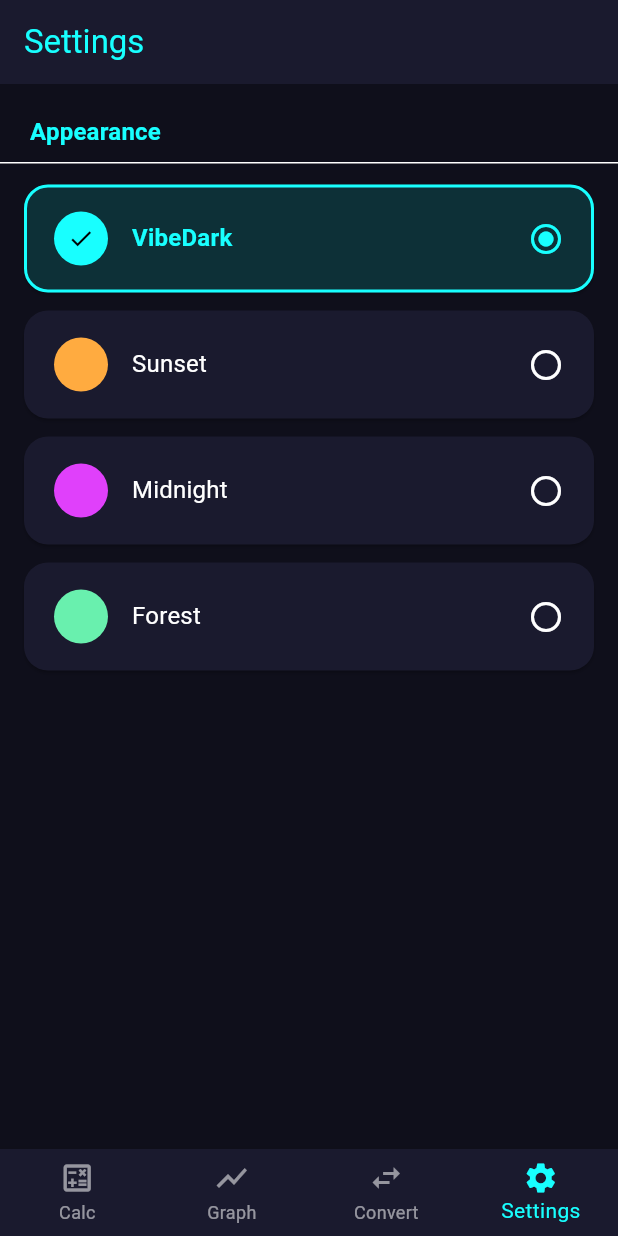
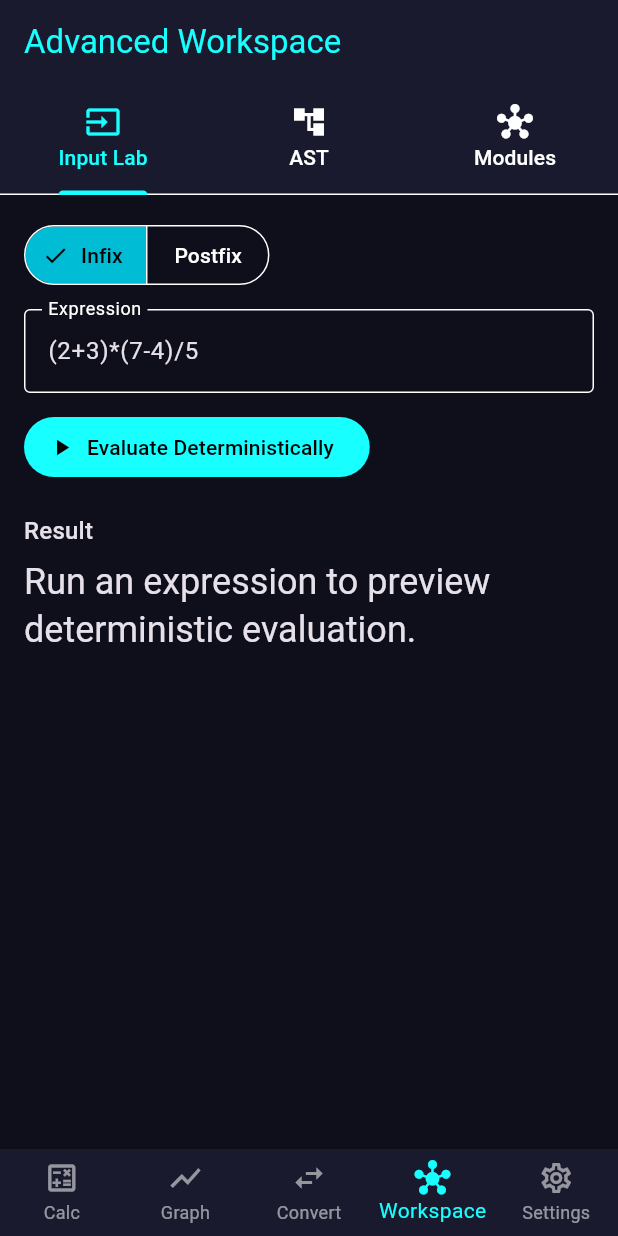
Before and after one commit to AvPa1212/VibeCalc, a Flutter app: the screen it shows after launch, item 4 of the bottom bar chosen, on a phone screen of 412 x 824 dp. Run offline on Flutter 3.47's test engine with Material 3 defaults, Android fonts, the phone set to English and light mode, and no system bars; our stand-ins replace fl_chart, math_expressions, shared_preferences.

Commit message:
Add advanced workspace screen, rational number model, and deterministic expression engine; update navigation and dependencies

```diff
--- /dev/null
+++ b/lib/screens/advanced_workspace_screen.dart
@@ -0,0 +1,205 @@
+import 'package:flutter/material.dart';
+
+import '../services/deterministic_expression_engine.dart';
+
+class AdvancedWorkspaceScreen extends StatefulWidget {
+  const AdvancedWorkspaceScreen({super.key});
+
+  @override
+  State<AdvancedWorkspaceScreen> createState() => _AdvancedWorkspaceScreenState();
+}
+
+class _AdvancedWorkspaceScreenState extends State<AdvancedWorkspaceScreen>
+    with SingleTickerProviderStateMixin {
+  late final TabController _tabController;
+  final TextEditingController _inputController =
+      TextEditingController(text: '(2+3)*(7-4)/5');
+
+  InputNotation _notation = InputNotation.infix;
+  String _result = 'Run an expression to preview deterministic evaluation.';
+  String _tree = 'AST will appear here.';
+
+  static const List<_ModuleGroup> _groups = [
+    _ModuleGroup('1-3 Input / Core / Graphing', [
+      'Infix + postfix parser',
+      'Deterministic AST view',
+      'Exact rational arithmetic',
+      'Graphing engine integration point',
+    ]),
+    _ModuleGroup('4-6 Geometry / Linear Algebra / Calculus', [
+      'Geometry primitives and transforms',
+      'Dense + sparse matrix toolkit',
+      'Symbolic and numeric calculus pipelines',
+    ]),
+    _ModuleGroup('7-10 Units / Data / Scripting / Workspace', [
+      'Dimensional analysis registry',
+      'CSV and JSON data tables',
+      'Deterministic scripting runtime',
+      'Notebook-like cell workspace',
+    ]),
+    _ModuleGroup('11-14 Debugging / IO / UX / Reactive', [
+      'Rule-application trace engine',
+      'Interoperability serializers',
+      'Command palette and keyboard-first UX',
+      'Dependency graph recomputation core',
+    ]),
+    _ModuleGroup('15-20 Collaboration / Security / Toolkits / Performance', [
+      'CRDT sync protocol',
+      'Sandboxed script executor',
+      'EE / Mechanical / Signal toolkits',
+      'GPU graph rendering and multithreading',
+      'Constraint solver and system modeling',
+    ]),
+  ];
+
+  @override
+  void initState() {
+    super.initState();
+    _tabController = TabController(length: 3, vsync: this);
+  }
+
+  @override
+  void dispose() {
+    _tabController.dispose();
+    _inputController.dispose();
+    super.dispose();
+  }
+
+  void _evaluate() {
+    try {
+      final r = DeterministicExpressionEngine.evaluate(
+        _inputController.text,
+        notation: _notation,
+      );
+
+      setState(() {
+        _result = r.displayValue;
+        _tree = r.ast.pretty();
+      });
+    } catch (e) {
+      setState(() {
+        _result = 'Error: $e';
+        _tree = 'AST unavailable due to parser error.';
+      });
+    }
+  }
+
+  @override
+  Widget build(BuildContext context) {
+    final theme = Theme.of(context);
+
+    return Scaffold(
+      appBar: AppBar(
+        title: const Text('Advanced Workspace'),
+        bottom: TabBar(
+          controller: _tabController,
+          tabs: const [
+            Tab(icon: Icon(Icons.input), text: 'Input Lab'),
+            Tab(icon: Icon(Icons.account_tree), text: 'AST'),
+            Tab(icon: Icon(Icons.hub), text: 'Modules'),
+          ],
+        ),
+      ),
+      body: TabBarView(
+        controller: _tabController,
+        children: [
+          Padding(
+            padding: const EdgeInsets.all(16),
+            child: Column(
+              crossAxisAlignment: CrossAxisAlignment.start,
+              children: [
+                SegmentedButton<InputNotation>(
+                  segments: const [
+                    ButtonSegment(
+                      value: InputNotation.infix,
+                      label: Text('Infix'),
+                    ),
+                    ButtonSegment(
+                      value: InputNotation.postfix,
+                      label: Text('Postfix'),
+                    ),
+                  ],
+                  selected: {_notation},
+                  onSelectionChanged: (selection) {
+                    setState(() => _notation = selection.first);
+                  },
+                ),
+                const SizedBox(height: 12),
+                TextField(
+                  controller: _inputController,
+                  decoration: const InputDecoration(
+                    labelText: 'Expression',
+                    hintText: 'Infix: (2+3)*4, Postfix: 2 3 + 4 *',
+                    border: OutlineInputBorder(),
+                  ),
+                ),
+                const SizedBox(height: 12),
+                FilledButton.icon(
+                  onPressed: _evaluate,
+                  icon: const Icon(Icons.play_arrow),
+                  label: const Text('Evaluate Deterministically'),
+                ),
+                const SizedBox(height: 20),
+                Text('Result', style: theme.textTheme.titleMedium),
+                const SizedBox(height: 6),
+                SelectableText(
+                  _result,
+                  style: theme.textTheme.headlineSmall,
+                ),
+              ],
+            ),
+          ),
+          Padding(
+            padding: const EdgeInsets.all(16),
+            child: Container(
+              width: double.infinity,
+              padding: const EdgeInsets.all(14),
+              decoration: BoxDecoration(
+                borderRadius: BorderRadius.circular(12),
+                border: Border.all(color: theme.dividerColor),
+              ),
+              child: SingleChildScrollView(
+                child: SelectableText(
+                  _tree,
+                  style: theme.textTheme.bodyLarge?.copyWith(
+                    fontFamily: 'monospace',
+                    height: 1.4,
+                  ),
+                ),
+              ),
+            ),
+          ),
+          ListView.builder(
+            padding: const EdgeInsets.all(12),
+            itemCount: _groups.length,
+            itemBuilder: (_, i) {
+              final group = _groups[i];
+              return Card(
+                child: ExpansionTile(
+                  title: Text(group.title),
+                  subtitle: const Text('Foundation + scaffold status'),
+                  children: [
+                    ...group.items.map(
+                      (item) => ListTile(
+                        dense: true,
+                        leading: const Icon(Icons.check_circle_outline),
+                        title: Text(item),
+                      ),
+                    ),
+                  ],
+                ),
+              );
+            },
+          ),
+        ],
+      ),
+    );
+  }
+}
+
+class _ModuleGroup {
+  final String title;
+  final List<String> items;
+
+  const _ModuleGroup(this.title, this.items);
+}
--- a/lib/screens/home_screen.dart
+++ b/lib/screens/home_screen.dart
@@ -3,6 +3,7 @@ import 'calculator_screen.dart';
 import 'graph_screen.dart';
 import 'converter_screen.dart';
 import 'settings_screen.dart';
+import 'advanced_workspace_screen.dart';
 
 class HomeScreen extends StatefulWidget {
   const HomeScreen({super.key});
@@ -18,6 +19,7 @@ class _HomeScreenState extends State<HomeScreen> {
     CalculatorScreen(),
     GraphScreen(),
     ConverterScreen(),
+    AdvancedWorkspaceScreen(),
     SettingsScreen(),
   ];
 
@@ -42,6 +44,10 @@ class _HomeScreenState extends State<HomeScreen> {
               icon: Icon(Icons.swap_horiz_outlined),
               activeIcon: Icon(Icons.swap_horiz),
               label: 'Convert'),
+            BottomNavigationBarItem(
+              icon: Icon(Icons.hub_outlined),
+              activeIcon: Icon(Icons.hub),
+              label: 'Workspace'),
           BottomNavigationBarItem(
               icon: Icon(Icons.settings_outlined),
               activeIcon: Icon(Icons.settings),
--- a/pubspec.yaml
+++ b/pubspec.yaml
@@ -27,7 +27,7 @@ dependencies:
   shared_preferences: ^2.2.3
 
   # Haptics
-  vibration: ^1.8.4
+  vibration: ^3.1.8
 
   # SVG (if you later add vector icons)
   flutter_svg: ^2.0.10+1
```
Also changed, not shown: lib/models/rational.dart (added, +115 -0 lines), lib/models/workspace_cell.dart (added, +13 -0 lines), lib/services/deterministic_expression_engine.dart (added, +270 -0 lines), pubspec.lock.
